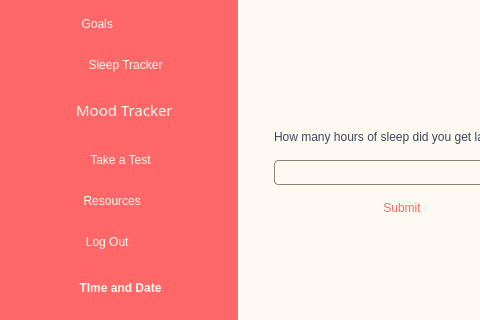
Above: source_code/homescreen.ui from suwubham/sirani before the change; both pictures show x 0 to 480 and y 161 to 481 of the 1137 by 677 pixel window. Below: the same form after it.
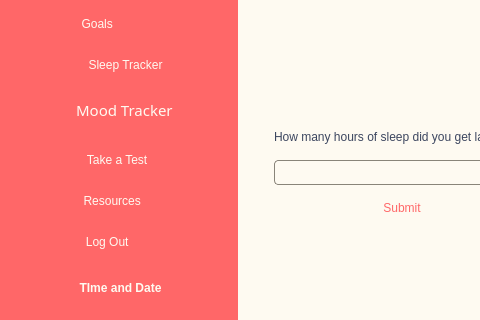
That is the form after the change. The open tabs and pages were chosen to show the change. Icons and pictures are not drawn.

```diff
--- a/source_code/homescreen.ui
+++ b/source_code/homescreen.ui
@@ -318,7 +318,11 @@
 font: 11pt &quot;Foco&quot;;}</string>
          </property>
          <property name="text">
-          <string>Take a Test</string>
+          <string>   Take a Test     </string>
+         </property>
+         <property name="icon">
+          <iconset resource="resource.qrc">
+           <normaloff>:/IMG/test_icon.png</normaloff>:/IMG/test_icon.png</iconset>
          </property>
         </widget>
        </item>
```
Left out of the diff: 8 changed lines with no effect on the pictures.
